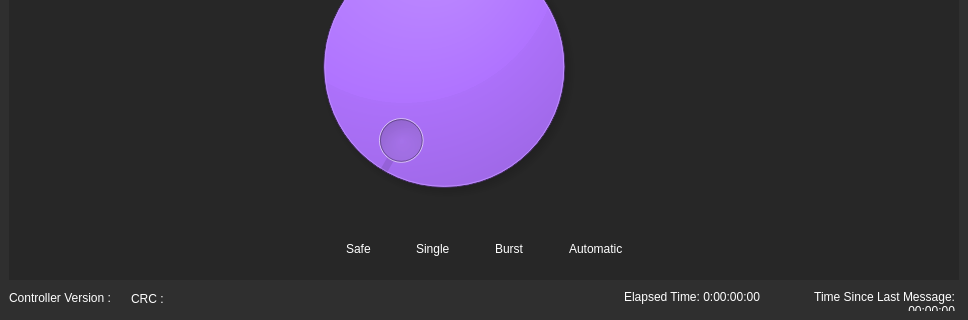
Qt form weapon-system-support-software/mainwindow.ui (Team-Controller-NAU/Controller) before a commit; both pictures show x 0 to 968 and y 276 to 596 of the 968 by 596 pixel window.
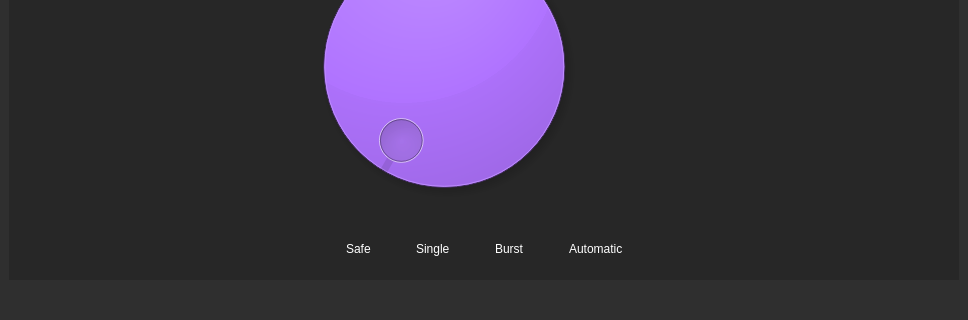
The same form after that commit. The open tabs and pages were chosen to show the change. Icons and pictures are not drawn. Custom widgets are drawn as their Qt base class.

```diff
--- a/weapon-system-support-software/mainwindow.ui
+++ b/weapon-system-support-software/mainwindow.ui
@@ -2655,10 +2655,18 @@
          </size>
         </property>
         <property name="styleSheet">
-         <string notr="true">color: rgb(255, 255, 255);
+         <string notr="true">QTextEdit {
+color: rgb(255, 255, 255);
 background-color: rgb(47, 47, 47);
 border:none;
 font: 9pt &quot;Segoe UI&quot;;
+}
+
+QToolTip{
+    background-color: #000000;
+    color: #FFFFFF;
+    border: 1px solid black;
+}
 </string>
         </property>
         <property name="verticalScrollBarPolicy">
@@ -2678,7 +2686,7 @@
 li.unchecked::marker { content: &quot;\2610&quot;; }
 li.checked::marker { content: &quot;\2612&quot;; }
 &lt;/style&gt;&lt;/head&gt;&lt;body style=&quot; font-family:'Segoe UI'; font-size:9pt; font-weight:400; font-style:normal;&quot;&gt;
-&lt;p align=&quot;right&quot; style=&quot; margin-top:0px; margin-bottom:0px; margin-left:0px; margin-right:0px; -qt-block-indent:0; text-indent:0px;&quot;&gt;Time Since Last Message: 00:00:00&lt;/p&gt;&lt;/body&gt;&lt;/html&gt;</string>
+&lt;p align=&quot;right&quot; style=&quot;-qt-paragraph-type:empty; margin-top:0px; margin-bottom:0px; margin-left:0px; margin-right:0px; -qt-block-indent:0; text-indent:0px;&quot;&gt;&lt;br /&gt;&lt;/p&gt;&lt;/body&gt;&lt;/html&gt;</string>
         </property>
         <property name="placeholderText">
          <string/>
@@ -2707,11 +2715,19 @@
          </size>
         </property>
         <property name="styleSheet">
-         <string notr="true">color: rgb(255, 255, 255);
-font: 10pt &quot;Segoe UI&quot;;</string>
+         <string notr="true">QLabel {
+color: rgb(255, 255, 255);
+font: 10pt &quot;Segoe UI&quot;;
+}
+
+QToolTip{
+    background-color: #000000;
+    color: #FFFFFF;
+    border: 1px solid black;
+}</string>
         </property>
         <property name="text">
-         <string>CRC : </string>
+         <string/>
         </property>
        </widget>
       </item>
@@ -2730,11 +2746,19 @@
          </size>
         </property>
         <property name="styleSheet">
-         <string notr="true">color: rgb(255, 255, 255);
-font: 10pt &quot;Segoe UI&quot;;</string>
+         <string notr="true">QLabel {
+color: rgb(255, 255, 255);
+font: 10pt &quot;Segoe UI&quot;;
+}
+
+QToolTip{
+    background-color: #000000;
+    color: #FFFFFF;
+    border: 1px solid black;
+}</string>
         </property>
         <property name="text">
-         <string>Controller Version : </string>
+         <string/>
         </property>
        </widget>
       </item>
@@ -2747,11 +2771,18 @@
          </size>
         </property>
         <property name="styleSheet">
-         <string notr="true">color: rgb(255, 255, 255);
+         <string notr="true">QTextEdit {
+color: rgb(255, 255, 255);
 background-color: rgb(47, 47, 47);
 border:none;
 font: 9pt &quot;Segoe UI&quot;;
-</string>
+}
+
+QToolTip{
+    background-color: #000000;
+    color: #FFFFFF;
+    border: 1px solid black;
+}</string>
         </property>
         <property name="readOnly">
          <bool>true</bool>
@@ -2769,7 +2800,7 @@
 li.unchecked::marker { content: &quot;\2610&quot;; }
 li.checked::marker { content: &quot;\2612&quot;; }
 &lt;/style&gt;&lt;/head&gt;&lt;body style=&quot; font-family:'Segoe UI'; font-size:9pt; font-weight:400; font-style:normal;&quot;&gt;
-&lt;p align=&quot;right&quot; style=&quot; margin-top:6px; margin-bottom:6px; margin-left:0px; margin-right:0px; -qt-block-indent:0; text-indent:0px;&quot;&gt;Elapsed Time: 0:00:00:00&lt;/p&gt;&lt;/body&gt;&lt;/html&gt;</string>
+&lt;p align=&quot;right&quot; style=&quot;-qt-paragraph-type:empty; margin-top:6px; margin-bottom:6px; margin-left:0px; margin-right:0px; -qt-block-indent:0; text-indent:0px;&quot;&gt;&lt;br /&gt;&lt;/p&gt;&lt;/body&gt;&lt;/html&gt;</string>
         </property>
        </widget>
       </item>
```
Left out of the diff: 76 changed lines with no effect on the pictures.
